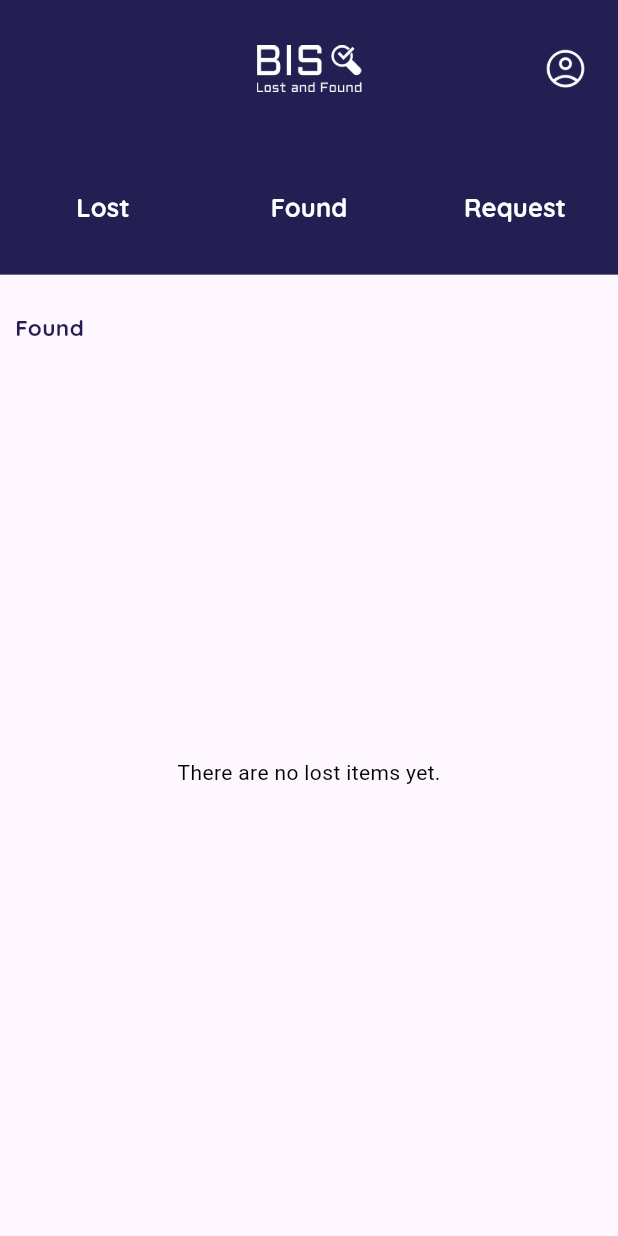
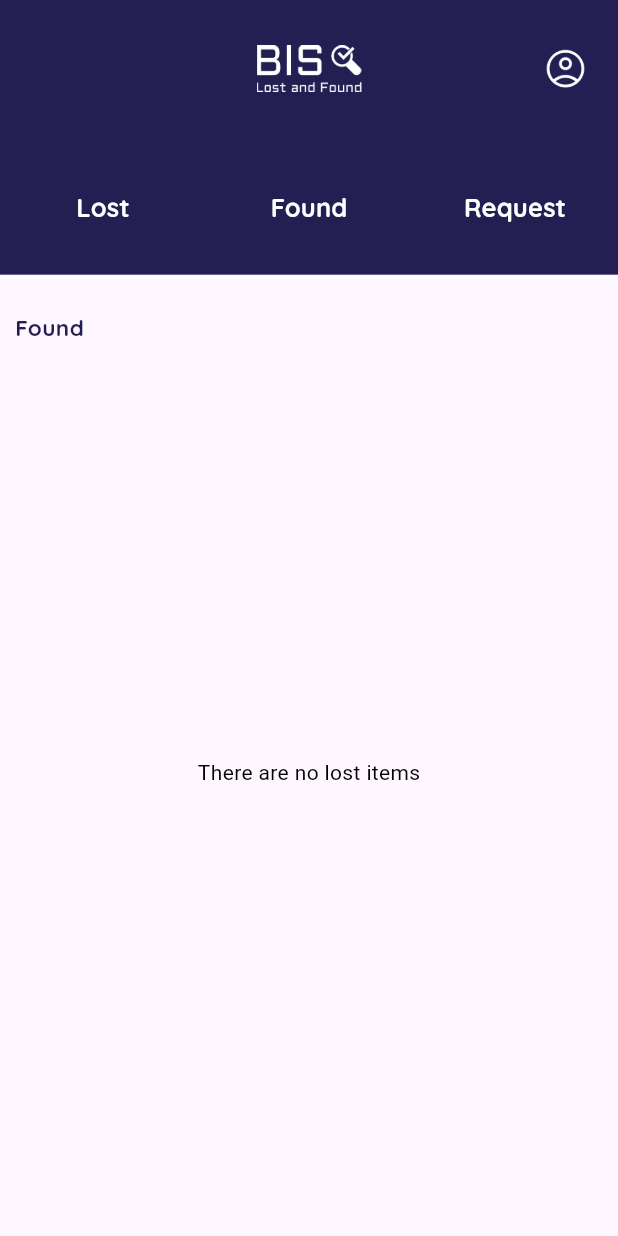
Before and after one commit to bispick-logncoding/bispick, a Flutter app: the MyPage screen opened directly, on a phone screen of 412 x 824 dp. Run offline on Flutter 3.47's test engine with Material 3 defaults, Android fonts, the phone set to English and light mode, and no system bars; our stand-ins replace camera, cloud_firestore, firebase_core, firebase_storage, flutter_dotenv, random_string; missing offline and left inert: dart:html, google_sign_in_web; accounts and stored records are empty; statements that could not run were skipped.

Commit message:
fix texts

```diff
--- a/lib/pages/MyPage.dart
+++ b/lib/pages/MyPage.dart
@@ -203,7 +203,7 @@ class _MyPageState extends State<MyPage> {
                           if (filteredData.isEmpty) {
                             return Center(
                               child: Text(
-                                'There are no lost items yet.',
+                                'There are no lost items',
                                 style: TextStyle(
                                   color: Colors.black,
                                 ),
```
